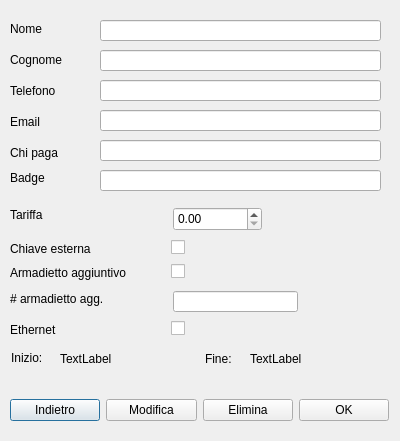
This is detailsreservation.ui in lucapegolotti/coworking as Qt 5 draws it before an edit. The edited form follows.
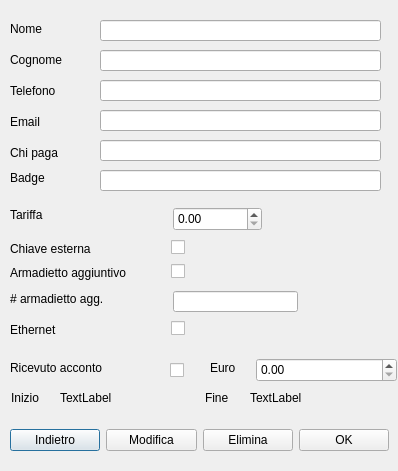
This is the edited form.

Patch:
```diff
--- a/detailsreservation.ui
+++ b/detailsreservation.ui
@@ -6,8 +6,8 @@
    <rect>
     <x>0</x>
     <y>0</y>
-    <width>400</width>
-    <height>441</height>
+    <width>398</width>
+    <height>471</height>
    </rect>
   </property>
   <property name="windowTitle">
@@ -17,7 +17,7 @@
    <property name="geometry">
     <rect>
      <x>10</x>
-     <y>390</y>
+     <y>420</y>
      <width>379</width>
      <height>41</height>
     </rect>
@@ -53,6 +53,55 @@
     </item>
    </layout>
   </widget>
+  <widget class="QLabel" name="accontoLabel">
+   <property name="geometry">
+    <rect>
+     <x>10</x>
+     <y>360</y>
+     <width>111</width>
+     <height>16</height>
+    </rect>
+   </property>
+   <property name="text">
+    <string>Ricevuto acconto</string>
+   </property>
+  </widget>
+  <widget class="QCheckBox" name="accontoCheckBox">
+   <property name="geometry">
+    <rect>
+     <x>170</x>
+     <y>360</y>
+     <width>21</width>
+     <height>20</height>
+    </rect>
+   </property>
+   <property name="text">
+    <string/>
+   </property>
+  </widget>
+  <widget class="QLabel" name="label_3">
+   <property name="geometry">
+    <rect>
+     <x>210</x>
+     <y>360</y>
+     <width>59</width>
+     <height>16</height>
+    </rect>
+   </property>
+   <property name="text">
+    <string>Euro</string>
+   </property>
+  </widget>
+  <widget class="QDoubleSpinBox" name="euroSpinBox">
+   <property name="geometry">
+    <rect>
+     <x>256</x>
+     <y>358</y>
+     <width>141</width>
+     <height>24</height>
+    </rect>
+   </property>
+  </widget>
   <widget class="QLabel" name="tariffaLabel_2">
    <property name="geometry">
     <rect>
@@ -313,7 +362,7 @@
    <property name="geometry">
     <rect>
      <x>60</x>
-     <y>351</y>
+     <y>390</y>
      <width>59</width>
      <height>16</height>
     </rect>
@@ -326,20 +375,20 @@
    <property name="geometry">
     <rect>
      <x>205</x>
-     <y>351</y>
+     <y>390</y>
      <width>30</width>
      <height>16</height>
     </rect>
    </property>
    <property name="text">
-    <string>Fine:</string>
+    <string>Fine</string>
    </property>
   </widget>
   <widget class="QLabel" name="endDateLabel">
    <property name="geometry">
     <rect>
      <x>250</x>
-     <y>351</y>
+     <y>390</y>
      <width>59</width>
      <height>16</height>
     </rect>
@@ -352,13 +401,13 @@
    <property name="geometry">
     <rect>
      <x>11</x>
-     <y>350</y>
+     <y>390</y>
      <width>36</width>
      <height>16</height>
     </rect>
    </property>
    <property name="text">
-    <string>Inizio:</string>
+    <string>Inizio</string>
    </property>
   </widget>
  </widget>
```
